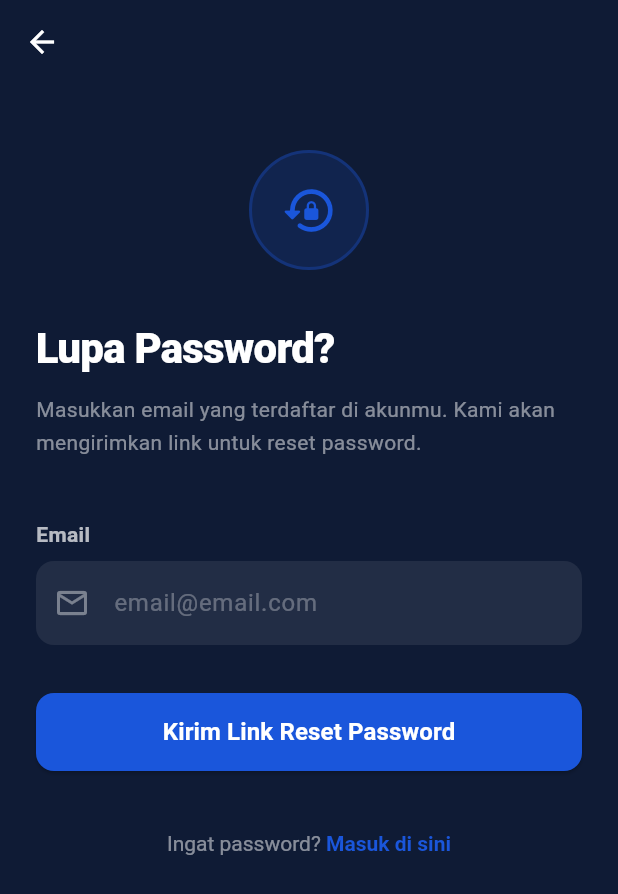
After one commit to luckysany42-netizen/kypay-flutter, a Flutter app: the screen it shows after launch, after a tap on "Lupa Password?", on a phone screen of 412 x 824 dp. The commit adds this screen. Shown: the top 894 px of the screen. Run offline on Flutter 3.47's test engine with Material 3 defaults, Android fonts, the phone set to English and light mode, and no system bars; our stand-ins replace dio, equatable, flutter_bloc, image_picker, qr_flutter, shared_preferences; missing offline and left inert: mobile_scanner; network calls fail.

Commit message:
update: forgot password

```diff
--- a/lib/blocs/auth/auth_bloc.dart
+++ b/lib/blocs/auth/auth_bloc.dart
@@ -12,6 +12,8 @@ class AuthBloc extends Bloc<AuthEvent, AuthState> {
     on<RegisterSubmitted>(_onRegister);
     on<SetInitialPinSubmitted>(_onSetInitialPin);
     on<LogoutRequested>(_onLogout);
+    on<ForgotPasswordSubmitted>(_onForgotPassword);
+    on<ResetPasswordSubmitted>(_onResetPassword);
   }
 
   Future<void> _onCheckAuth(
@@ -61,7 +63,7 @@ class AuthBloc extends Bloc<AuthEvent, AuthState> {
     }
   }
 
-  // ── Register ─────────────────────────────────────────────────────────────
+  // ── Register ──────────────────────────────────────────────────────────────
   Future<void> _onRegister(
     RegisterSubmitted event,
     Emitter<AuthState> emit,
@@ -81,7 +83,6 @@ class AuthBloc extends Bloc<AuthEvent, AuthState> {
       final token = data['api_token'] ?? data['token'] ?? '';
       final name  = '${event.firstName} ${event.lastName}';
 
-      // Tidak langsung login — harus set PIN dulu
       emit(RegisterSuccess(apiToken: token, name: name));
     } catch (e) {
       String message = 'Pendaftaran gagal. Coba lagi.';
@@ -121,4 +122,55 @@ class AuthBloc extends Bloc<AuthEvent, AuthState> {
     await ApiService.clearToken();
     emit(AuthUnauthenticated());
   }
+
+  // ── Forgot Password ───────────────────────────────────────────────────────
+  Future<void> _onForgotPassword(
+    ForgotPasswordSubmitted event,
+    Emitter<AuthState> emit,
+  ) async {
+    emit(AuthLoading());
+    try {
+      await ApiService.dio.post('/forgot-password', data: {
+        'email': event.email,
+      });
+      emit(ForgotPasswordSuccess(email: event.email));
+    } catch (e) {
+      String message = 'Gagal mengirim email. Coba lagi.';
+      try {
+        final response = (e as dynamic).response;
+        if (response?.statusCode == 404) {
+          message = 'Email tidak ditemukan di sistem kami.';
+        } else if (response?.data?['errors']?['email'] != null) {
+          message = response.data['errors']['email'];
+        }
+      } catch (_) {}
+      emit(AuthError(message));
+    }
+  }
+
+  // ── Reset Password ────────────────────────────────────────────────────────
+  Future<void> _onResetPassword(
+    ResetPasswordSubmitted event,
+    Emitter<AuthState> emit,
+  ) async {
+    emit(AuthLoading());
+    try {
+      await ApiService.dio.post('/reset-password', data: {
+        'token':                 event.token,
+        'email':                 event.email,
+        'password':              event.password,
+        'password_confirmation': event.passwordConfirmation,
+      });
+      emit(ResetPasswordSuccess());
+    } catch (e) {
+      String message = 'Gagal reset password. Link mungkin sudah kadaluarsa.';
+      try {
+        final response = (e as dynamic).response;
+        if (response?.data?['errors']?['token'] != null) {
+          message = response.data['errors']['token'];
+        }
+      } catch (_) {}
+      emit(AuthError(message));
+    }
+  }
 }
--- a/lib/blocs/auth/auth_event.dart
+++ b/lib/blocs/auth/auth_event.dart
@@ -47,3 +47,30 @@ class SetInitialPinSubmitted extends AuthEvent {
 class LogoutRequested extends AuthEvent {}
 
 class CheckAuthStatus extends AuthEvent {}
+
+// ✅ Kirim email lupa password
+class ForgotPasswordSubmitted extends AuthEvent {
+  final String email;
+  ForgotPasswordSubmitted({required this.email});
+
+  @override
+  List<Object?> get props => [email];
+}
+
+// ✅ Reset password dengan token dari email
+class ResetPasswordSubmitted extends AuthEvent {
+  final String token;
+  final String email;
+  final String password;
+  final String passwordConfirmation;
+
+  ResetPasswordSubmitted({
+    required this.token,
+    required this.email,
+    required this.password,
+    required this.passwordConfirmation,
+  });
+
+  @override
+  List<Object?> get props => [token, email, password, passwordConfirmation];
+}
--- a/lib/blocs/auth/auth_state.dart
+++ b/lib/blocs/auth/auth_state.dart
@@ -40,3 +40,15 @@ class RegisterSuccess extends AuthState {
 
 // ✅ PIN berhasil dibuat — siap login
 class PinSetSuccess extends AuthState {}
+
+// ✅ Email lupa password berhasil dikirim
+class ForgotPasswordSuccess extends AuthState {
+  final String email;
+  ForgotPasswordSuccess({required this.email});
+
+  @override
+  List<Object?> get props => [email];
+}
+
+// ✅ Reset password berhasil
+class ResetPasswordSuccess extends AuthState {}
--- /dev/null
+++ b/lib/screens/auth/forgot_password_screen.dart
@@ -0,0 +1,357 @@
+import 'package:flutter/material.dart';
+import 'package:flutter_bloc/flutter_bloc.dart';
+import '../../blocs/auth/auth_bloc.dart';
+import '../../blocs/auth/auth_event.dart';
+import '../../blocs/auth/auth_state.dart';
+
+class ForgotPasswordScreen extends StatefulWidget {
+  const ForgotPasswordScreen({super.key});
+
+  @override
+  State<ForgotPasswordScreen> createState() => _ForgotPasswordScreenState();
+}
+
+class _ForgotPasswordScreenState extends State<ForgotPasswordScreen> {
+  final _emailController = TextEditingController();
+
+  @override
+  void dispose() {
+    _emailController.dispose();
+    super.dispose();
+  }
+
+  @override
+  Widget build(BuildContext context) {
+    return Scaffold(
+      backgroundColor: const Color(0xFF0f1b35),
+      appBar: AppBar(
+        backgroundColor: const Color(0xFF0f1b35),
+        elevation: 0,
+        leading: IconButton(
+          icon: const Icon(Icons.arrow_back, color: Colors.white),
+          onPressed: () => Navigator.pop(context),
+        ),
+      ),
+      body: BlocListener<AuthBloc, AuthState>(
+        listener: (context, state) {
+          if (state is ForgotPasswordSuccess) {
+            // Tampilkan halaman sukses
+            Navigator.pushReplacement(
+              context,
+              MaterialPageRoute(
+                builder: (_) => BlocProvider.value(
+                  value: context.read<AuthBloc>(),
+                  child: _ForgotPasswordSuccessScreen(email: state.email),
+                ),
+              ),
+            );
+          } else if (state is AuthError) {
+            ScaffoldMessenger.of(context).showSnackBar(
+              SnackBar(
+                content: Text(state.message),
+                backgroundColor: Colors.red,
+              ),
+            );
+          }
+        },
+        child: SafeArea(
+          child: SingleChildScrollView(
+            padding: const EdgeInsets.all(24),
+            child: Column(
+              crossAxisAlignment: CrossAxisAlignment.start,
+              children: [
+                const SizedBox(height: 20),
+
+                // Icon
+                Center(
+                  child: Container(
+                    width: 80,
+                    height: 80,
+                    decoration: BoxDecoration(
+                      // ignore: deprecated_member_use
+                      color: const Color(0xFF1a56db).withOpacity(0.15),
+                      shape: BoxShape.circle,
+                      // ignore: deprecated_member_use
+                      border: Border.all(color: const Color(0xFF1a56db).withOpacity(0.3), width: 2),
+                    ),
+                    child: const Icon(
+                      Icons.lock_reset_rounded,
+                      color: Color(0xFF1a56db),
+                      size: 38,
+                    ),
+                  ),
+                ),
+
+                const SizedBox(height: 32),
+
+                // Title
+                const Text(
+                  'Lupa Password?',
+                  style: TextStyle(
+                    color: Colors.white,
+                    fontSize: 28,
+                    fontWeight: FontWeight.w900,
+                    letterSpacing: -0.5,
+                  ),
+                ),
+
+                const SizedBox(height: 10),
+
+                Text(
+                  'Masukkan email yang terdaftar di akunmu. Kami akan mengirimkan link untuk reset password.',
+                  style: TextStyle(
+                    // ignore: deprecated_member_use
+                    color: Colors.white.withOpacity(0.5),
+                    fontSize: 14,
+                    height: 1.6,
+                  ),
+                ),
+
+                const SizedBox(height: 40),
+
+                // Email Field
+                Text(
+                  'Email',
+                  style: TextStyle(
+                    // ignore: deprecated_member_use
+                    color: Colors.white.withOpacity(0.7),
+                    fontSize: 14,
+                    fontWeight: FontWeight.w600,
+                  ),
+                ),
+                const SizedBox(height: 8),
+                TextField(
+                  controller: _emailController,
+                  keyboardType: TextInputType.emailAddress,
+                  style: const TextStyle(color: Colors.white),
+                  decoration: InputDecoration(
+                    hintText: 'email@email.com',
+                    // ignore: deprecated_member_use
+                    hintStyle: TextStyle(color: Colors.white.withOpacity(0.3)),
+                    filled: true,
+                    // ignore: deprecated_member_use
+                    fillColor: Colors.white.withOpacity(0.08),
+                    border: OutlineInputBorder(
+                      borderRadius: BorderRadius.circular(12),
+                      borderSide: BorderSide.none,
+                    ),
+                    focusedBorder: OutlineInputBorder(
+                      borderRadius: BorderRadius.circular(12),
+                      borderSide: const BorderSide(color: Color(0xFF1a56db), width: 1.5),
+                    ),
+                    // ignore: deprecated_member_use
+                    prefixIcon: Icon(Icons.email_outlined, color: Colors.white.withOpacity(0.4)),
+                  ),
+                ),
+
+                const SizedBox(height: 32),
+
+                // Submit Button
+                BlocBuilder<AuthBloc, AuthState>(
+                  builder: (context, state) {
+                    final isLoading = state is AuthLoading;
+                    return SizedBox(
+                      width: double.infinity,
+                      height: 52,
+                      child: ElevatedButton(
+                        onPressed: isLoading ? null : _submit,
+                        style: ElevatedButton.styleFrom(
+                          backgroundColor: const Color(0xFF1a56db),
+                          disabledBackgroundColor: Colors.white12,
+                          shape: RoundedRectangleBorder(
+                            borderRadius: BorderRadius.circular(12),
+                          ),
+                        ),
+                        child: isLoading
+                            ? const SizedBox(
+                                width: 22,
+                                height: 22,
+                                child: CircularProgressIndicator(
+                                  color: Colors.white,
+                                  strokeWidth: 2.5,
+                                ),
+                              )
+                            : const Text(
+                                'Kirim Link Reset Password',
+                                style: TextStyle(
+                                  color: Colors.white,
+                                  fontSize: 16,
+                                  fontWeight: FontWeight.w700,
+                                ),
+                              ),
+                      ),
+                    );
+                  },
+                ),
+
+                const SizedBox(height: 24),
+
+                // Back to login
+                Center(
+                  child: TextButton(
+                    onPressed: () => Navigator.pop(context),
+                    child: RichText(
+                      text: TextSpan(
+                        text: 'Ingat password? ',
+                        // ignore: deprecated_member_use
+                        style: TextStyle(color: Colors.white.withOpacity(0.5)),
+                        children: const [
+                          TextSpan(
+                            text: 'Masuk di sini',
+                            style: TextStyle(
+                              color: Color(0xFF1a56db),
+                              fontWeight: FontWeight.w700,
+                            ),
+                          ),
+                        ],
+                      ),
+                    ),
+                  ),
+                ),
+              ],
+            ),
+          ),
+        ),
+      ),
+    );
+  }
+
+  void _submit() {
+    final email = _emailController.text.trim();
+    if (email.isEmpty || !email.contains('@')) {
+      ScaffoldMessenger.of(context).showSnackBar(
+        const SnackBar(
+          content: Text('Masukkan email yang valid'),
+          backgroundColor: Colors.orange,
+        ),
+      );
+      return;
+    }
+    context.read<AuthBloc>().add(ForgotPasswordSubmitted(email: email));
+  }
+}
+
+// ── Halaman Sukses Kirim Email ────────────────────────────────────────────────
+class _ForgotPasswordSuccessScreen extends StatelessWidget {
+  final String email;
+  const _ForgotPasswordSuccessScreen({required this.email});
+
+  @override
+  Widget build(BuildContext context) {
+    return Scaffold(
+      backgroundColor: const Color(0xFF0f1b35),
+      body: SafeArea(
+        child: Padding(
+          padding: const EdgeInsets.all(32),
+          child: Column(
+            mainAxisAlignment: MainAxisAlignment.center,
+            children: [
+              // Animasi icon
+              TweenAnimationBuilder<double>(
+                tween: Tween(begin: 0, end: 1),
+                duration: const Duration(milliseconds: 600),
+                curve: Curves.elasticOut,
+                builder: (context, val, child) =>
+                    Transform.scale(scale: val, child: child),
+                child: Container(
+                  width: 100,
+                  height: 100,
+                  decoration: BoxDecoration(
+                    // ignore: deprecated_member_use
+                    color: const Color(0xFF0891b2).withOpacity(0.15),
+                    shape: BoxShape.circle,
+                    // ignore: deprecated_member_use
+                    border: Border.all(color: const Color(0xFF0891b2).withOpacity(0.4), width: 2),
+                  ),
+                  child: const Icon(
+                    Icons.mark_email_read_rounded,
+                    color: Color(0xFF0891b2),
+                    size: 52,
+                  ),
+                ),
+              ),
+
+              const SizedBox(height: 32),
+
+              const Text(
+                'Email Terkirim!',
+                style: TextStyle(
+                  color: Colors.white,
+                  fontSize: 26,
+                  fontWeight: FontWeight.w900,
+                ),
+              ),
+
+              const SizedBox(height: 12),
+
+              Text(
+                'Link reset password sudah dikirim ke\n$email\n\nCek inbox atau folder spam kamu.',
+                textAlign: TextAlign.center,
+                style: TextStyle(
+                  // ignore: deprecated_member_use
+                  color: Colors.white.withOpacity(0.5),
+                  fontSize: 14,
+                  height: 1.7,
+                ),
+              ),
+
+              const SizedBox(height: 48),
+
+              // Info box
+              Container(
+                padding: const EdgeInsets.all(16),
+                decoration: BoxDecoration(
+                  // ignore: deprecated_member_use
+                  color: Colors.white.withOpacity(0.05),
+                  borderRadius: BorderRadius.circular(12),
+                  // ignore: deprecated_member_use
+                  border: Border.all(color: Colors.white.withOpacity(0.08)),
+                ),
+                child: Row(
+                  children: [
+                    const Icon(Icons.info_outline, color: Color(0xFF0891b2), size: 20),
+                    const SizedBox(width: 12),
+                    Expanded(
+                      child: Text(
+                        'Link akan kadaluarsa dalam 60 menit.',
+                        style: TextStyle(
+                          // ignore: deprecated_member_use
+                          color: Colors.white.withOpacity(0.5),
+                          fontSize: 13,
+                        ),
+                      ),
+                    ),
+                  ],
+                ),
+              ),
+
+              const SizedBox(height: 32),
+
+              SizedBox(
+                width: double.infinity,
+                height: 52,
+                child: ElevatedButton(
+                  onPressed: () => Navigator.popUntil(context, (route) => route.isFirst),
+                  style: ElevatedButton.styleFrom(
+                    backgroundColor: const Color(0xFF1a56db),
+                    shape: RoundedRectangleBorder(
+                      borderRadius: BorderRadius.circular(12),
+                    ),
+                  ),
+                  child: const Text(
+                    'Kembali ke Login',
+                    style: TextStyle(
+                      color: Colors.white,
+                      fontSize: 16,
+                      fontWeight: FontWeight.w700,
+                    ),
+                  ),
+                ),
+              ),
+            ],
+          ),
+        ),
+      ),
+    );
+  }
+}
--- a/lib/screens/auth/login_screen.dart
+++ b/lib/screens/auth/login_screen.dart
@@ -4,6 +4,7 @@ import '../../blocs/auth/auth_bloc.dart';
 import '../../blocs/auth/auth_event.dart';
 import '../../blocs/auth/auth_state.dart';
 import 'package:kypay/screens/auth/register_screen.dart';
+import 'package:kypay/screens/auth/forgot_password_screen.dart';
 
 class LoginScreen extends StatefulWidget {
   const LoginScreen({super.key});
@@ -80,7 +81,7 @@ class _LoginScreenState extends State<LoginScreen> {
                       Text(
                         'Masuk ke akun kamu',
                         style: TextStyle(
-                          //ignore: deprecated_member_use
+                          // ignore: deprecated_member_use
                           color: Colors.white.withOpacity(0.5),
                           fontSize: 14,
                         ),
@@ -91,11 +92,11 @@ class _LoginScreenState extends State<LoginScreen> {
 
                 const SizedBox(height: 48),
 
-                // Email Field
+                // Nomor HP Field
                 Text(
                   'Nomor HP',
                   style: TextStyle(
-                    //ignore: deprecated_member_use
+                    // ignore: deprecated_member_use
                     color: Colors.white.withOpacity(0.7),
                     fontSize: 14,
                     fontWeight: FontWeight.w600,
@@ -104,45 +105,70 @@ class _LoginScreenState extends State<LoginScreen> {
                 const SizedBox(height: 8),
                 TextField(
                   controller: _emailController,
-                  keyboardType: TextInputType.emailAddress,
+                  keyboardType: TextInputType.phone,
                   style: const TextStyle(color: Colors.white),
                   decoration: InputDecoration(
                     hintText: 'Nomor HP (contoh: 08123456789)',
-                    //ignore: deprecated_member_use
+                    // ignore: deprecated_member_use
                     hintStyle: TextStyle(color: Colors.white.withOpacity(0.3)),
                     filled: true,
-                    //ignore: deprecated_member_use
+                    // ignore: deprecated_member_use
                     fillColor: Colors.white.withOpacity(0.08),
                     border: OutlineInputBorder(
                       borderRadius: BorderRadius.circular(12),
-                      //ignore: deprecated_member_use
+                      // ignore: deprecated_member_use
                       borderSide: BorderSide(color: Colors.white.withOpacity(0.1)),
                     ),
                     enabledBorder: OutlineInputBorder(
                       borderRadius: BorderRadius.circular(12),
-                      //ignore: deprecated_member_use
+                      // ignore: deprecated_member_use
                       borderSide: BorderSide(color: Colors.white.withOpacity(0.1)),
                     ),
                     focusedBorder: OutlineInputBorder(
                       borderRadius: BorderRadius.circular(12),
                       borderSide: const BorderSide(color: Color(0xFF1a56db)),
                     ),
-                    //ignore: deprecated_member_use
+                    // ignore: deprecated_member_use
                     prefixIcon: Icon(Icons.phone_android, color: Colors.white.withOpacity(0.4)),
                   ),
                 ),
 
                 const SizedBox(height: 20),
 
-                // Password Field
+                // Password Field + Lupa Password
+                Row(
+                  mainAxisAlignment: MainAxisAlignment.spaceBetween,
+                  children: [
                     Text(
                       'Password',
                       style: TextStyle(
-                    //ignore: deprecated_member_use
+                        // ignore: deprecated_member_use
                         color: Colors.white.withOpacity(0.7),
                         fontSize: 14,
                         fontWeight: FontWeight.w600,
                       ),
+                    ),
+                    // ✅ Tombol Lupa Password
+                    GestureDetector(
+                      onTap: () => Navigator.push(
+                        context,
+                        MaterialPageRoute(
+                          builder: (_) => BlocProvider.value(
+                            value: context.read<AuthBloc>(),
+                            child: const ForgotPasswordScreen(),
+                          ),
+                        ),
+                      ),
+                      child: Text(
+                        'Lupa Password?',
+                        style: TextStyle(
+                          color: const Color(0xFF1a56db),
+                          fontSize: 13,
+                          fontWeight: FontWeight.w600,
+                        ),
+                      ),
+                    ),
+                  ],
                 ),
                 const SizedBox(height: 8),
                 TextField(
@@ -151,35 +177,35 @@ class _LoginScreenState extends State<LoginScreen> {
                   style: const TextStyle(color: Colors.white),
                   decoration: InputDecoration(
                     hintText: 'Masukkan password kamu',
-                    //ignore: deprecated_member_use
+                    // ignore: deprecated_member_use
                     hintStyle: TextStyle(color: Colors.white.withOpacity(0.3)),
                     filled: true,
-                    //ignore: deprecated_member_use
+                    // ignore: deprecated_member_use
                     fillColor: Colors.white.withOpacity(0.08),
                     border: OutlineInputBorder(
                       borderRadius: BorderRadius.circular(12),
-                      //ignore: deprecated_member_use
+                      // ignore: deprecated_member_use
                       borderSide: BorderSide(color: Colors.white.withOpacity(0.1)),
                     ),
                     enabledBorder: OutlineInputBorder(
                       borderRadius: BorderRadius.circular(12),
-                      //ignore: deprecated_member_use
+                      // ignore: deprecated_member_use
                       borderSide: BorderSide(color: Colors.white.withOpacity(0.1)),
                     ),
                     focusedBorder: OutlineInputBorder(
                       borderRadius: BorderRadius.circular(12),
-                      //ignore: deprecated_member_use
                       borderSide: const BorderSide(color: Color(0xFF1a56db)),
                     ),
-                    //ignore: deprecated_member_use
+                    // ignore: deprecated_member_use
                     prefixIcon: Icon(Icons.lock_outline, color: Colors.white.withOpacity(0.4)),
                     suffixIcon: IconButton(
                       icon: Icon(
                         _obscurePassword ? Icons.visibility_off : Icons.visibility,
-                        //ignore: deprecated_member_use
+                        // ignore: deprecated_member_use
                         color: Colors.white.withOpacity(0.4),
                       ),
-                      onPressed: () => setState(() => _obscurePassword = !_obscurePassword),
+                      onPressed: () =>
+                          setState(() => _obscurePassword = !_obscurePassword),
                     ),
                   ),
                 ),
@@ -231,15 +257,17 @@ class _LoginScreenState extends State<LoginScreen> {
                   child: TextButton(
                     onPressed: () => Navigator.push(
                       context,
-                      MaterialPageRoute(builder: (_) => BlocProvider.value(
+                      MaterialPageRoute(
+                        builder: (_) => BlocProvider.value(
                           value: context.read<AuthBloc>(),
                           child: const RegisterScreen(),
-                      )),
+                        ),
+                      ),
                     ),
                     child: RichText(
                       text: TextSpan(
                         text: 'Belum punya akun? ',
-                        //ignore: deprecated_member_use
+                        // ignore: deprecated_member_use
                         style: TextStyle(color: Colors.white.withOpacity(0.5)),
                         children: const [
                           TextSpan(
```
Lines whose indentation alone changed are shown as unchanged.
